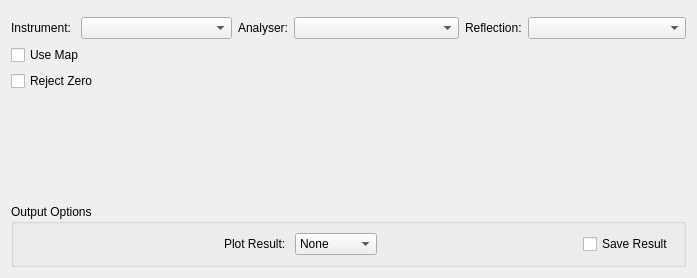
Above: Code/Mantid/MantidQt/CustomInterfaces/inc/MantidQtCustomInterfaces/IndirectLoadILL.ui from mantidproject/mantid before the change. Below: the same form after it.
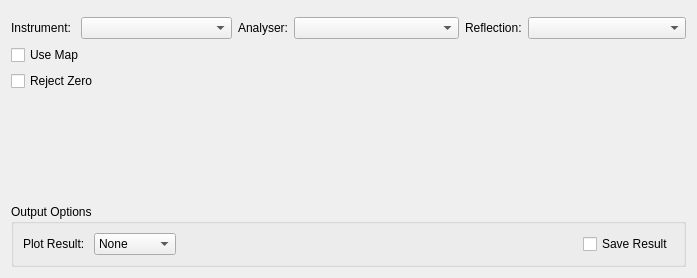
That is the form after the change. Custom widgets are drawn as their Qt base class.

Commit message:
Remove old spaces from UI
Refs #10850

The edit to the form file:
```diff
--- a/Code/Mantid/MantidQt/CustomInterfaces/inc/MantidQtCustomInterfaces/IndirectLoadILL.ui
+++ b/Code/Mantid/MantidQt/CustomInterfaces/inc/MantidQtCustomInterfaces/IndirectLoadILL.ui
@@ -183,19 +183,6 @@
       <string>Output Options</string>
      </property>
      <layout class="QHBoxLayout" name="horizontalLayout">
-      <item>
-       <spacer name="horizontalSpacer_17">
-        <property name="orientation">
-         <enum>Qt::Horizontal</enum>
-        </property>
-        <property name="sizeHint" stdset="0">
-         <size>
-          <width>40</width>
-          <height>20</height>
-         </size>
-        </property>
-       </spacer>
-      </item>
       <item>
        <widget class="QLabel" name="lblPlot">
         <property name="text">
```
The commit also changes 7 other files.
